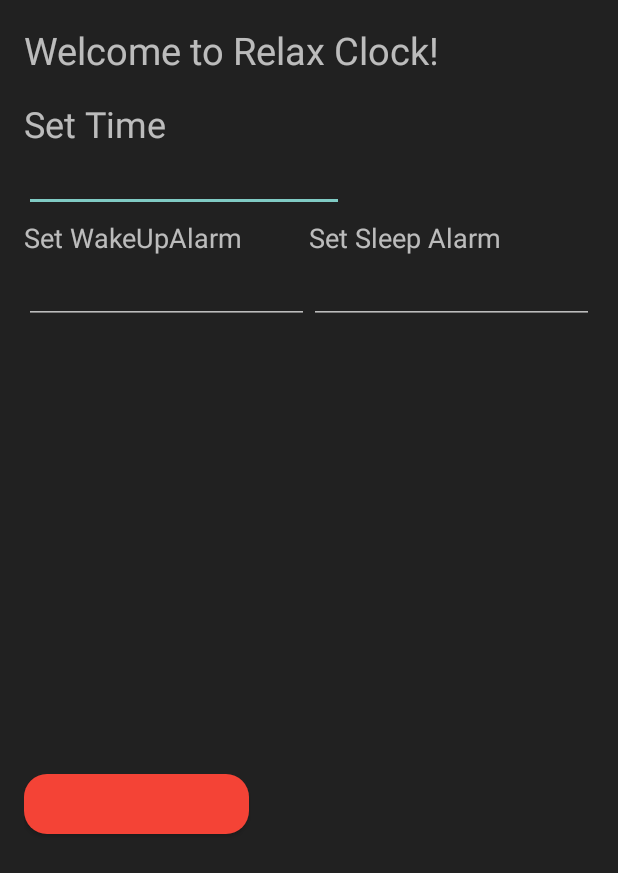
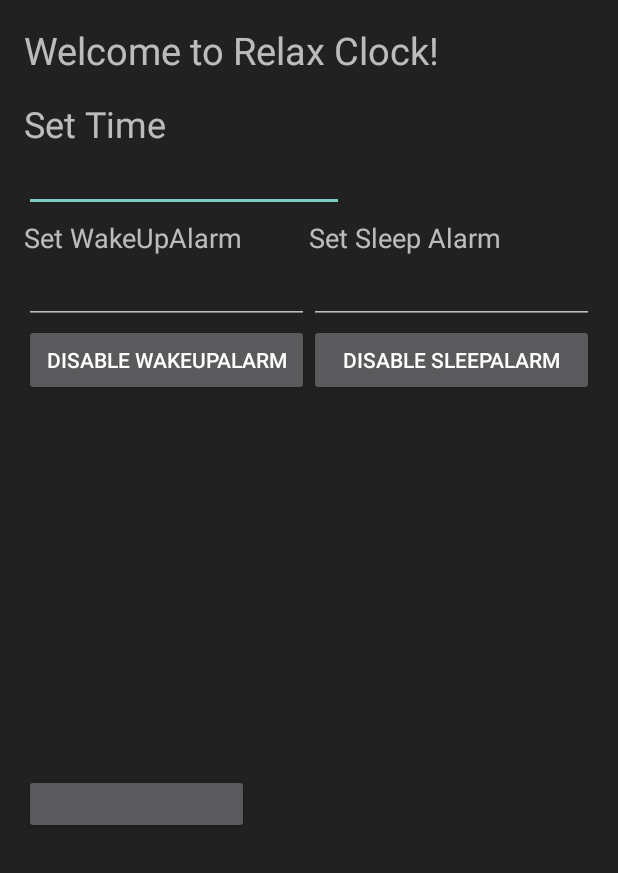
Before and after one commit to gbaranov99/RelaxClockProject, an Android app: the ledControl screen opened directly, with no data from a screen before it, on a phone screen of 412 x 824 dp. Shown: the top 873 px of the screen. Run offline under Robolectric (Android 15) with nearby library versions, the phone set to English and light mode, and no system bars; 3 statements that could not run were skipped.

Commit message:
new changes

```diff
--- a/RelaxClockAndroid/LED-master/app/src/main/java/com/led_on_off/led/ledControl.java
+++ b/RelaxClockAndroid/LED-master/app/src/main/java/com/led_on_off/led/ledControl.java
@@ -28,7 +28,7 @@ import java.util.UUID;
 public class ledControl extends ActionBarActivity {
 
     // Button btnOn, btnOff, btnDis;
-    Button On, Off, Discnt, Abt;
+    Button disableWake, disableSleep, Discnt;
     EditText setTime, setWake,setSleep;
     String address = null;
     private ProgressDialog progress;
@@ -55,6 +55,22 @@ public class ledControl extends ActionBarActivity {
         setTime = (EditText)findViewById(R.id.setTime);
         setWake = (EditText)findViewById(R.id.setWakeAlarm);
         setSleep = (EditText)findViewById(R.id.setSleepAlarm);
+        disableWake = (Button)findViewById(R.id.disableWake);
+        disableSleep = (Button)findViewById(R.id.disableSleep);
+
+        disableWake.setOnClickListener(new View.OnClickListener() {
+            @Override
+            public void onClick(View view) {
+                disableWakeFunc();
+            }
+        });
+
+        disableSleep.setOnClickListener(new View.OnClickListener() {
+            @Override
+            public void onClick(View view) {
+                disableSleepFunc();
+            }
+        });
         setTime.setOnEditorActionListener(new TextView.OnEditorActionListener() {
             @Override
             public boolean onEditorAction(TextView textView, int i, KeyEvent keyEvent) {
@@ -83,23 +99,6 @@ public class ledControl extends ActionBarActivity {
 
         new ConnectBT().execute(); //Call the class to connect
 
-        //commands to be sent to bluetooth
-//        On.setOnClickListener(new View.OnClickListener()
-//        {
-//            @Override
-//            public void onClick(View v)
-//            {
-//                turnOnLed();      //method to turn on
-//            }
-//        });
-//
-//        Off.setOnClickListener(new View.OnClickListener() {
-//            @Override
-//            public void onClick(View v)
-//            {
-//                turnOffLed();   //method to turn off
-//            }
-//        });
 
         Discnt.setOnClickListener(new View.OnClickListener()
         {
@@ -133,6 +132,32 @@ public class ledControl extends ActionBarActivity {
             {
                 String output ="1: "+ time;
                 btSocket.getOutputStream().write(output.getBytes());
+            }
+            catch (IOException e)
+            {
+                msg("Error");
+            }
+        }
+    }
+    private void disableWakeFunc(){
+        if (btSocket!=null)
+        {
+            try
+            {
+                btSocket.getOutputStream().write("4".toString().getBytes());
+            }
+            catch (IOException e)
+            {
+                msg("Error");
+            }
+        }
+    }
+    private void disableSleepFunc(){
+        if (btSocket!=null)
+        {
+            try
+            {
+                btSocket.getOutputStream().write("3".toString().getBytes());
             }
             catch (IOException e)
             {
--- a/RelaxClockAndroid/LED-master/app/src/main/res/layout/activity_led_control.xml
+++ b/RelaxClockAndroid/LED-master/app/src/main/res/layout/activity_led_control.xml
@@ -60,6 +60,12 @@
                 android:layout_height="wrap_content"
                 android:ems="10"
                 android:inputType="time" />
+
+            <Button
+                android:id="@+id/disableWake"
+                android:layout_width="match_parent"
+                android:layout_height="wrap_content"
+                android:text="Disable WakeUpAlarm" />
         </LinearLayout>
 
         <LinearLayout
@@ -81,50 +87,23 @@
                 android:layout_height="wrap_content"
                 android:ems="10"
                 android:inputType="time" />
+
+            <Button
+                android:id="@+id/disableSleep"
+                android:layout_width="match_parent"
+                android:layout_height="wrap_content"
+                android:text="Disable SleepAlarm" />
         </LinearLayout>
     </LinearLayout>
 
-    <!--    <Button-->
-    <!--        android:id="@+id/on_btn"-->
-    <!--        android:layout_width="170dp"-->
-    <!--        android:layout_height="60dp"-->
-    <!--        android:layout_alignParentTop="true"-->
-    <!--        android:layout_centerHorizontal="true"-->
-    <!--        android:layout_marginTop="195dp"-->
-    <!--        android:background="@color/accent_material_light"-->
-    <!--        android:fadingEdge="none"-->
-    <!--        android:fontFamily="sans-serif-smallcaps"-->
-    <!--        android:textColor="#212121"-->
-    <!--        android:textSize="30sp"-->
-    <!--        tools:text="ON"-->
-    <!--        tools:typeface="monospace" />-->
-
-    <!--    <Button-->
-    <!--        android:layout_width="170dp"-->
-    <!--        android:layout_height="60dp"-->
-    <!--        android:layout_centerHorizontal="true"-->
-    <!--        android:layout_marginTop="300dp"-->
-    <!--        android:textColor="#212121"-->
-    <!--        android:fadingEdge="none"-->
-    <!--        android:id="@+id/off_btn"-->
-    <!--        android:fontFamily="sans-serif-smallcaps"-->
-    <!--        android:textSize="30sp"-->
-    <!--        android:background="@drawable/rounded_button"-->
-    <!--        tools:text="OFF"-->
-    <!--        tools:typeface="monospace" />-->
 
     <Button
         android:layout_width="150dp"
         android:layout_height="40dp"
         android:layout_marginTop="500dp"
-        android:fontFamily="sans-serif-smallcaps"
-        android:fadingEdge="none"
-        android:textColor="#212121"
         android:id="@+id/dis_btn"
         android:textSize="20sp"
-        android:background="@drawable/rounded_button"
-        tools:text="DISCONNECT"
-        tools:typeface="monospace" />
+        tools:text="DISCONNECT" />
 
 
 </RelativeLayout>
```
